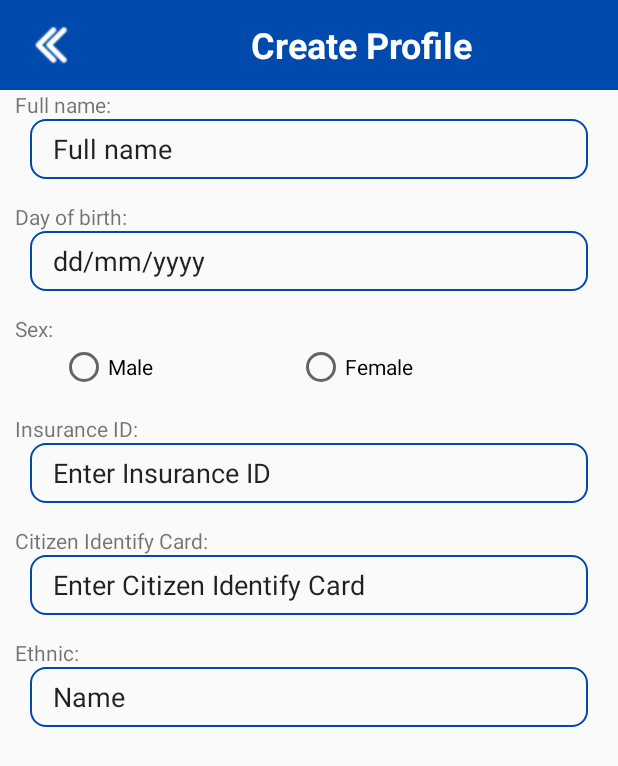
After one commit to NguyenTrung3102/iHealth_Droid, an Android app built with Jetpack Compose: the layout create_profile_layout.xml on its own in the app's theme, with its tools: preview values and no code run, on a phone screen of 412 x 824 dp. The commit adds this screen. Shown: the top 766 px of the screen. Run offline under Robolectric (Android 15) with nearby library versions, the phone set to English and light mode, and no system bars.

Commit message:
Layout: Create Profile

```diff
--- /dev/null
+++ b/app/src/main/res/drawable/border_background.xml
@@ -0,0 +1,8 @@
+<?xml version="1.0" encoding="utf-8"?>
+<shape xmlns:android="http://schemas.android.com/apk/res/android">
+    <solid android:color="@android:color/transparent" />
+    <stroke
+        android:width="1dp"
+        android:color="@color/nav_bar" />
+    <corners android:radius="10dp" />
+</shape>
--- /dev/null
+++ b/app/src/main/res/layout/create_profile_layout.xml
@@ -0,0 +1,171 @@
+<?xml version="1.0" encoding="utf-8"?>
+<LinearLayout xmlns:android="http://schemas.android.com/apk/res/android"
+    xmlns:tools="http://schemas.android.com/tools"
+    android:layout_width="match_parent"
+    android:layout_height="match_parent"
+    android:orientation="vertical">
+
+    <LinearLayout
+        android:layout_width="match_parent"
+        android:layout_height="wrap_content"
+        android:background="@color/nav_bar"
+        android:gravity="center"
+        android:orientation="horizontal">
+
+        <ImageButton
+            android:id="@+id/back_to_menu"
+            style="@android:style/Widget.DeviceDefault.ImageButton"
+            android:layout_width="60dp"
+            android:layout_height="60dp"
+            android:layout_gravity="center"
+            android:layout_weight="0.05"
+            android:src="@drawable/nav_back" />
+
+        <TextView
+            android:id="@+id/layout_title"
+            android:layout_width="wrap_content"
+            android:layout_height="wrap_content"
+            android:layout_weight="1"
+            android:gravity="center"
+            android:text="@string/create_profile"
+            android:textColor="@color/white"
+            android:textSize="24sp"
+            android:textStyle="bold" />
+    </LinearLayout>
+
+    <LinearLayout
+        android:layout_width="match_parent"
+        android:layout_height="match_parent"
+        android:orientation="vertical">
+
+        <TextView
+            android:id="@+id/tv_name"
+            android:layout_width="match_parent"
+            android:layout_height="wrap_content"
+            android:layout_marginLeft="10dp"
+            android:text="Full name:" />
+
+        <EditText
+            android:id="@+id/edit_tv_name"
+            android:layout_width="match_parent"
+            android:layout_height="40dp"
+            android:ems="10"
+            android:inputType="text"
+            android:text="Full name"
+            android:layout_marginLeft="20dp"
+            android:layout_marginRight="20dp"
+            android:paddingLeft="15dp"
+            android:background="@drawable/border_background"/>
+
+        <TextView
+            android:id="@+id/tv_birth"
+            android:layout_width="match_parent"
+            android:layout_height="wrap_content"
+            android:paddingTop="15dp"
+            android:layout_marginLeft="10dp"
+            android:text="Day of birth:" />
+
+        <EditText
+            android:id="@+id/edit_tv_date"
+            android:layout_width="match_parent"
+            android:layout_height="40dp"
+            android:text="dd/mm/yyyy"
+            android:ems="10"
+            android:layout_marginLeft="20dp"
+            android:layout_marginRight="20dp"
+            android:paddingLeft="15dp"
+            android:background="@drawable/border_background"
+            android:inputType="date" />
+
+        <TextView
+            android:id="@+id/tv_sex"
+            android:layout_width="match_parent"
+            android:layout_height="wrap_content"
+            android:paddingTop="15dp"
+            android:layout_marginLeft="10dp"
+            android:text="Sex:" />
+
+        <LinearLayout
+            android:layout_width="match_parent"
+            android:layout_height="wrap_content"
+            android:orientation="horizontal">
+
+            <RadioButton
+                android:id="@+id/radio_btn_male"
+                android:layout_width="wrap_content"
+                android:layout_height="wrap_content"
+                android:layout_weight="1"
+                android:layout_marginLeft="40dp"
+                android:text="Male" />
+
+            <RadioButton
+                android:id="@+id/radio_btn_female"
+                android:layout_width="wrap_content"
+                android:layout_height="wrap_content"
+                android:layout_weight="1"
+                android:layout_marginRight="40dp"
+                android:text="Female" />
+        </LinearLayout>
+
+        <TextView
+            android:id="@+id/tv_insurance"
+            android:layout_width="match_parent"
+            android:layout_height="wrap_content"
+            android:paddingTop="15dp"
+            android:layout_marginLeft="10dp"
+            android:text="Insurance ID:" />
+
+        <EditText
+            android:id="@+id/edit_tv_insurance"
+            android:layout_width="match_parent"
+            android:layout_height="40dp"
+            android:layout_marginLeft="20dp"
+            android:layout_marginRight="20dp"
+            android:background="@drawable/border_background"
+            android:ems="10"
+            android:inputType="text"
+            android:paddingLeft="15dp"
+            android:text="Enter Insurance ID" />
+
+        <TextView
+            android:id="@+id/tv_citizen"
+            android:layout_width="match_parent"
+            android:layout_height="wrap_content"
+            android:paddingTop="15dp"
+            android:layout_marginLeft="10dp"
+            android:text="Citizen Identify Card:" />
+
+        <EditText
+            android:id="@+id/edit_tv_citizen"
+            android:layout_width="match_parent"
+            android:layout_height="40dp"
+            android:layout_marginLeft="20dp"
+            android:layout_marginRight="20dp"
+            android:background="@drawable/border_background"
+            android:ems="10"
+            android:inputType="text"
+            android:paddingLeft="15dp"
+            android:text="Enter Citizen Identify Card" />
+
+        <TextView
+            android:id="@+id/tv_ethnic"
+            android:layout_width="match_parent"
+            android:layout_height="wrap_content"
+            android:paddingTop="15dp"
+            android:layout_marginLeft="10dp"
+            android:text="Ethnic:" />
+
+        <EditText
+            android:id="@+id/editTextText4"
+            android:layout_width="match_parent"
+            android:layout_height="40dp"
+            android:layout_marginLeft="20dp"
+            android:layout_marginRight="20dp"
+            android:background="@drawable/border_background"
+            android:ems="10"
+            android:inputType="text"
+            android:paddingLeft="15dp"
+            android:text="Name" />
+
+    </LinearLayout>
+</LinearLayout>
--- a/app/src/main/res/values/strings.xml
+++ b/app/src/main/res/values/strings.xml
@@ -34,4 +34,5 @@
     <string name="toast_sign_in_failed">Sign in failed</string>
     <string name="toast_sign_in_succeeded">Sign in succeeded</string>
     <string name="txt_check_infor">Check Information</string>
+    <string name="create_profile">Create Profile</string>
 </resources>
```
Also changed, not shown: 1 other file.
